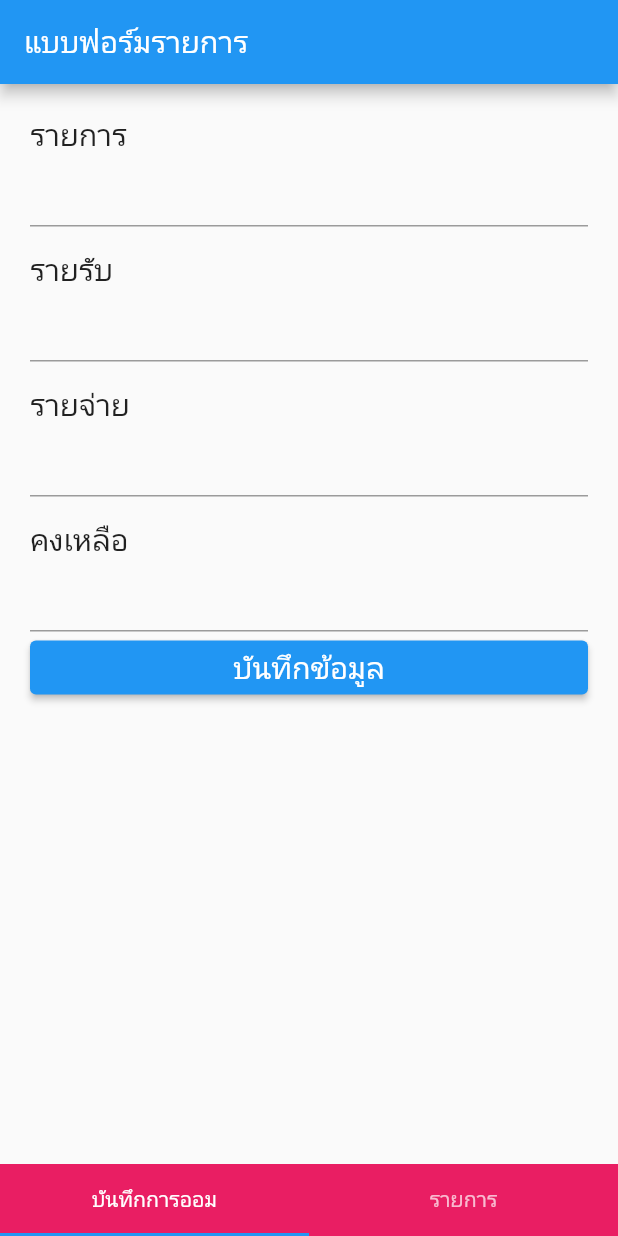
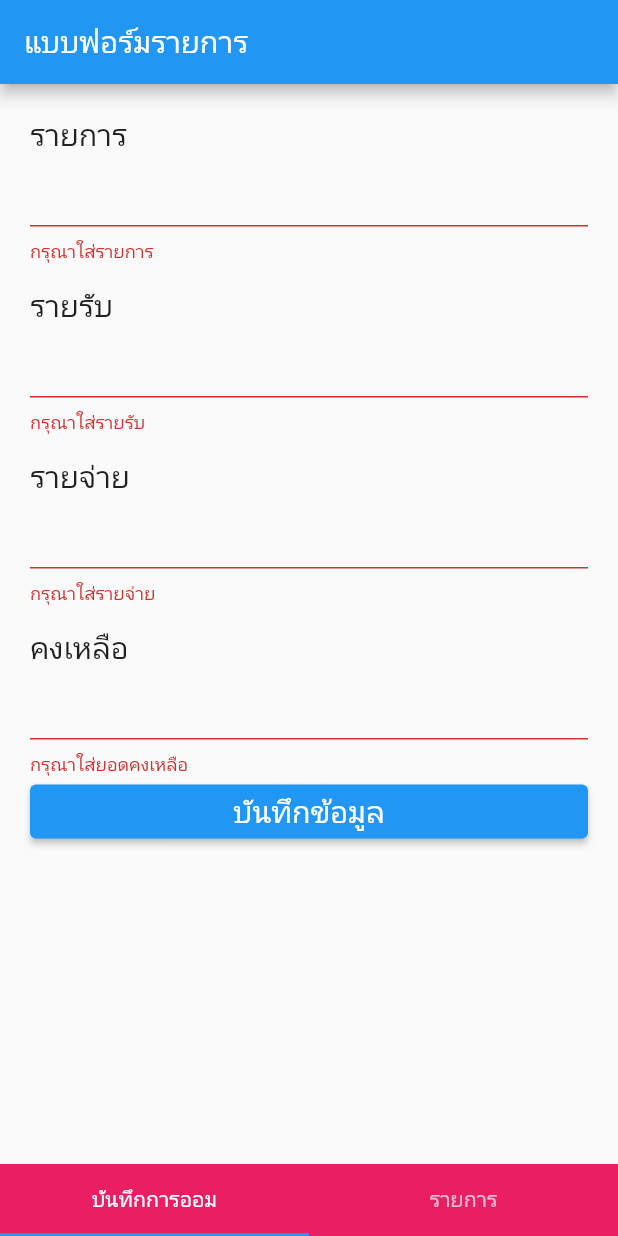
Before and after one commit to chutima2544/LAB-6, a Flutter app: the screen it shows after launch, after a tap on "บันทึกข้อมูล", on a phone screen of 412 x 824 dp. Run offline on Flutter 3.47's test engine with Material 2 defaults, Android fonts, the phone set to English and light mode, and no system bars; our stand-ins replace form_field_validator.

Commit message:
Form Field Validator

```diff
--- a/lib/screen/formscreen.dart
+++ b/lib/screen/formscreen.dart
@@ -3,6 +3,7 @@ import 'package:flutter/material.dart';
 import 'package:flutter/src/foundation/key.dart';
 import 'package:flutter/src/widgets/framework.dart';
 import 'package:flutter_application_03/model/money.dart';
+import 'package:form_field_validator/form_field_validator.dart';
 
 class FormScreen extends StatefulWidget {
   const FormScreen({Key key}) : super(key: key);
@@ -35,6 +36,7 @@ class _FormScreenState extends State<FormScreen> {
                   style: TextStyle(fontSize: 20),
                 ),
                 TextFormField(
+                  validator: RequiredValidator(errorText: "กรุณาใส่รายการ"),
                   onSaved: (String name){
                     myMoney.name = name;
                   },
@@ -47,6 +49,7 @@ class _FormScreenState extends State<FormScreen> {
                   style: TextStyle(fontSize: 20),
                 ),
                 TextFormField(
+                  validator: RequiredValidator(errorText: "กรุณาใส่รายรับ"),
                   onSaved: (String revenue){
                     myMoney.revenue = revenue;
                   },
@@ -59,6 +62,7 @@ class _FormScreenState extends State<FormScreen> {
                   style: TextStyle(fontSize: 20),
                 ),
                 TextFormField(
+                  validator: RequiredValidator(errorText: "กรุณาใส่รายจ่าย"),
                   onSaved: (String expenses){
                     myMoney.expenses = expenses;
                   },
@@ -71,6 +75,7 @@ class _FormScreenState extends State<FormScreen> {
                   style: TextStyle(fontSize: 20),
                 ),
                 TextFormField(
+                  validator: RequiredValidator(errorText: "กรุณาใส่ยอดคงเหลือ"),
                   onSaved: (String remain){
                     myMoney.remain = remain;
                   },
@@ -83,11 +88,10 @@ class _FormScreenState extends State<FormScreen> {
                         style: TextStyle(fontSize: 20),
                       ),
                       onPressed: () {
-                        formKey.currentState.save();
-                        print("${myMoney.name}");
-                        print("${myMoney.revenue}");
-                        print("${myMoney.expenses}");
-                        print("${myMoney.remain}");
+                        if(formKey.currentState.validate()){
+                          formKey.currentState.save();
+                        print("ข้อมูล = ${myMoney.name}${myMoney.revenue}${myMoney.expenses}${myMoney.remain}");
+                        }
                       }),
                 )
               ],
--- a/pubspec.yaml
+++ b/pubspec.yaml
@@ -35,6 +35,7 @@ dependencies:
   # The following adds the Cupertino Icons font to your application.
   # Use with the CupertinoIcons class for iOS style icons.
   cupertino_icons: ^1.0.2
+  form_field_validator: ^1.1.0
 
 dev_dependencies:
   flutter_test:
```
Also changed, not shown: pubspec.lock.
